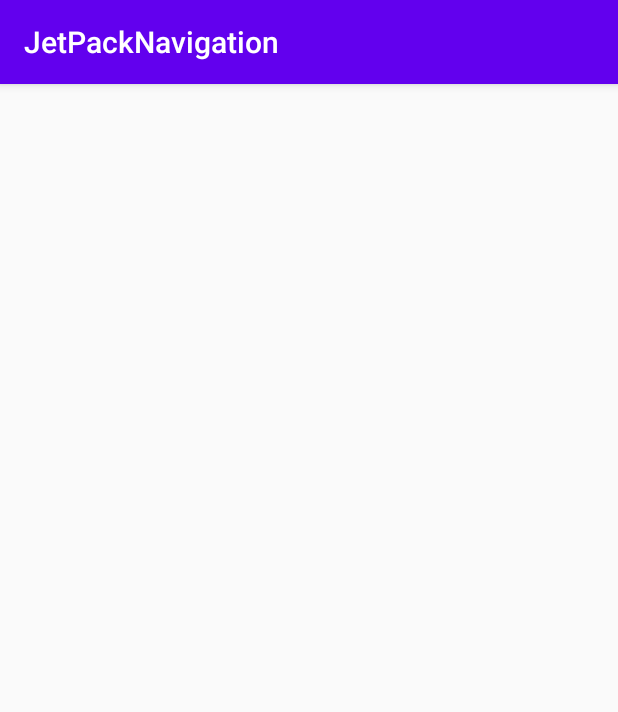
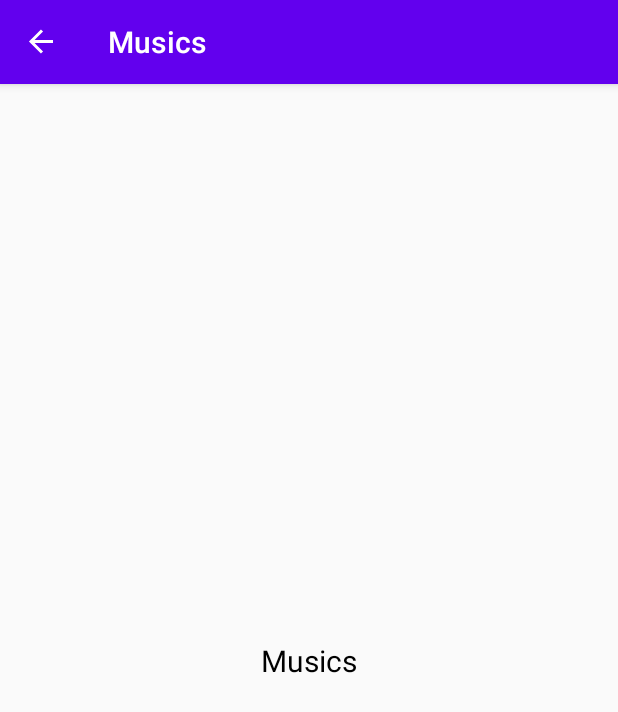
Before and after one commit to IamAndroidBala/JetPackNavigation, an Android app: the screen it shows after launch (HomeActivity), after a tap on "Musics", on a phone screen of 412 x 824 dp. Shown: the top 712 px of the screen. Run offline under Robolectric (Android 15) with nearby library versions, the phone set to English and light mode, and no system bars; our stand-ins replace navigation-ui.

Commit message:
Toolbar added
Toolbar and drawer added

```diff
--- a/app/src/main/AndroidManifest.xml
+++ b/app/src/main/AndroidManifest.xml
@@ -18,7 +18,8 @@
             </intent-filter>
         </activity>
 
-        <activity android:name=".views.HomeActivity"/>
+        <activity android:name=".views.HomeActivity"
+            android:theme="@style/AppThemeOne"/>
 
     </application>
 
--- a/app/src/main/java/com/android/jetpacknavigation/fragments/BaseFragment.kt
+++ b/app/src/main/java/com/android/jetpacknavigation/fragments/BaseFragment.kt
@@ -20,6 +20,7 @@ abstract class BaseFragment : Fragment() {
         super.onViewCreated(view, savedInstanceState)
 
         init()
+
     }
 
 }
--- a/app/src/main/java/com/android/jetpacknavigation/fragments/MusicsFragment.kt
+++ b/app/src/main/java/com/android/jetpacknavigation/fragments/MusicsFragment.kt
@@ -1,26 +1,19 @@
 package com.android.jetpacknavigation.fragments
 
 import com.android.jetpacknavigation.R
+import kotlinx.android.synthetic.main.fragment_photos.*
 
 class MusicsFragment : BaseFragment() {
 
-    override fun contentView(): Int {
-        return R.layout.fragment_photos
-    }
+    override fun contentView()= R.layout.fragment_photos
 
     override fun init() {
 
-        val args : MusicsFragment? = arguments?.let{
-            MusicsFragment.from
+        arguments?.getString("label")?.let {
+            tvTitle.text = arguments?.getString("label")
         }
-
-        args?.let {
-            var text_to_show = tv_fragment_two.text
-            text_to_show = "$text_to_show \nname : ${it.name} \nid : ${it.id}"
-            tv_fragment_two?.text = text_to_show
-        }
-
 
     }
 
+
 }
--- a/app/src/main/java/com/android/jetpacknavigation/fragments/PhotosFragment.kt
+++ b/app/src/main/java/com/android/jetpacknavigation/fragments/PhotosFragment.kt
@@ -1,6 +1,7 @@
 package com.android.jetpacknavigation.fragments
 
 import com.android.jetpacknavigation.R
+import kotlinx.android.synthetic.main.fragment_photos.*
 
 class PhotosFragment : BaseFragment() {
 
@@ -8,6 +9,11 @@ class PhotosFragment : BaseFragment() {
 
     override fun init() {
 
+        arguments?.getString("label")?.let {
+            tvTitle.text = arguments?.getString("label")
+        }
+
     }
 
+
 }
--- a/app/src/main/java/com/android/jetpacknavigation/fragments/VideosFragment.kt
+++ b/app/src/main/java/com/android/jetpacknavigation/fragments/VideosFragment.kt
@@ -1,6 +1,7 @@
 package com.android.jetpacknavigation.fragments
 
 import com.android.jetpacknavigation.R
+import kotlinx.android.synthetic.main.fragment_photos.*
 
 class VideosFragment : BaseFragment() {
 
@@ -8,6 +9,10 @@ class VideosFragment : BaseFragment() {
 
     override fun init() {
 
+        arguments?.getString("label")?.let {
+            tvTitle.text = arguments?.getString("label")
+        }
+
     }
 
 }
--- a/app/src/main/java/com/android/jetpacknavigation/views/HomeActivity.kt
+++ b/app/src/main/java/com/android/jetpacknavigation/views/HomeActivity.kt
@@ -2,7 +2,12 @@ package com.android.jetpacknavigation.views
 
 import android.os.Bundle
 import androidx.appcompat.app.AppCompatActivity
+import androidx.drawerlayout.widget.DrawerLayout
+import androidx.navigation.Navigation
+import androidx.navigation.fragment.NavHostFragment
+import androidx.navigation.ui.NavigationUI
 import com.android.jetpacknavigation.R
+import kotlinx.android.synthetic.main.layout_home.*
 import kotlinx.android.synthetic.main.toolbar.view.*
 
 class HomeActivity : AppCompatActivity() {
@@ -12,6 +17,16 @@ class HomeActivity : AppCompatActivity() {
 
         setContentView(R.layout.layout_home)
 
+        val host = supportFragmentManager.findFragmentById(R.id.nav_host) as NavHostFragment? ?: return
+        val navController = host.navController
+
+        NavigationUI.setupActionBarWithNavController(this, navController, container)
+
+
+    }
+
+    override fun onSupportNavigateUp(): Boolean {
+        return NavigationUI.navigateUp(Navigation.findNavController(this,R.id.nav_host),container)
     }
 
 }
--- a/app/src/main/java/com/android/jetpacknavigation/views/MainActivity.kt
+++ b/app/src/main/java/com/android/jetpacknavigation/views/MainActivity.kt
@@ -10,6 +10,7 @@ class MainActivity : AppCompatActivity() {
 
     override fun onCreate(savedInstanceState: Bundle?) {
         super.onCreate(savedInstanceState)
+
         setContentView(R.layout.activity_main)
 
         Handler().postDelayed({
--- /dev/null
+++ b/app/src/main/res/drawable/ic_arrow_back_white_24dp.xml
@@ -0,0 +1,5 @@
+<vector android:height="24dp" android:tint="#FFFFFF"
+    android:viewportHeight="24.0" android:viewportWidth="24.0"
+    android:width="24dp" xmlns:android="http://schemas.android.com/apk/res/android">
+    <path android:fillColor="#FF000000" android:pathData="M20,11H7.83l5.59,-5.59L12,4l-8,8 8,8 1.41,-1.41L7.83,13H20v-2z"/>
+</vector>
--- /dev/null
+++ b/app/src/main/res/drawable/ic_back_24dp.xml
@@ -0,0 +1,5 @@
+<vector android:height="24dp" android:tint="#6200EE"
+    android:viewportHeight="24.0" android:viewportWidth="24.0"
+    android:width="24dp" xmlns:android="http://schemas.android.com/apk/res/android">
+    <path android:fillColor="#FF000000" android:pathData="M20,11H7.83l5.59,-5.59L12,4l-8,8 8,8 1.41,-1.41L7.83,13H20v-2z"/>
+</vector>
--- a/app/src/main/res/layout/activity_main.xml
+++ b/app/src/main/res/layout/activity_main.xml
@@ -9,7 +9,9 @@
     <TextView
         android:layout_width="wrap_content"
         android:layout_height="wrap_content"
-        android:text="Hello World!"
+        android:text="@string/app_name"
+        android:textSize="@dimen/text_normal"
+        android:textColor="@color/colorBlack"
         app:layout_constraintBottom_toBottomOf="parent"
         app:layout_constraintLeft_toLeftOf="parent"
         app:layout_constraintRight_toRightOf="parent"
--- a/app/src/main/res/layout/fragment_photos.xml
+++ b/app/src/main/res/layout/fragment_photos.xml
@@ -1,6 +1,23 @@
 <?xml version="1.0" encoding="utf-8"?>
 <androidx.constraintlayout.widget.ConstraintLayout
-    xmlns:android="http://schemas.android.com/apk/res/android" android:layout_width="match_parent"
-    android:layout_height="match_parent">
+    xmlns:android="http://schemas.android.com/apk/res/android"
+    xmlns:tools="http://schemas.android.com/tools"
+    android:layout_width="match_parent"
+    android:layout_height="match_parent"
+    xmlns:app="http://schemas.android.com/apk/res-auto">
+
+    <TextView
+        android:id="@+id/tvTitle"
+        android:layout_width="wrap_content"
+        android:layout_height="wrap_content"
+        android:padding="@dimen/common_pad"
+        android:textColor="@color/colorBlack"
+        android:textSize="@dimen/text_normal"
+        app:layout_constraintBottom_toBottomOf="parent"
+        app:layout_constraintTop_toTopOf="parent"
+        app:layout_constraintLeft_toLeftOf="parent"
+        app:layout_constraintRight_toRightOf="parent"
+        tools:layout_editor_absoluteY="350dp" />
+
 
 </androidx.constraintlayout.widget.ConstraintLayout>
--- a/app/src/main/res/layout/layout_home.xml
+++ b/app/src/main/res/layout/layout_home.xml
@@ -13,7 +13,12 @@
         app:layout_constraintLeft_toLeftOf="parent"
         app:layout_constraintRight_toRightOf="parent">
 
-        <fragment
+        <androidx.drawerlayout.widget.DrawerLayout
+            android:id="@+id/container"
+            android:layout_width="match_parent"
+            android:layout_height="match_parent">
+
+        <androidx.fragment.app.FragmentContainerView
             android:id="@+id/nav_host"
             android:name="androidx.navigation.fragment.NavHostFragment"
             android:layout_width="match_parent"
@@ -21,6 +26,8 @@
             app:navGraph="@navigation/nav_graph"
             android:layout_height="match_parent" />
 
+        </androidx.drawerlayout.widget.DrawerLayout>
+
     </FrameLayout>
 
 </androidx.constraintlayout.widget.ConstraintLayout>
--- a/app/src/main/res/navigation/nav_graph.xml
+++ b/app/src/main/res/navigation/nav_graph.xml
@@ -40,7 +40,7 @@
     <fragment
         android:id="@+id/photosFragment"
         android:name="com.android.jetpacknavigation.fragments.PhotosFragment"
-        android:label="fragment_photos"
+        android:label="@string/photos"
         tools:layout="@layout/fragment_photos" >
         <argument
             android:name="userText"
@@ -51,13 +51,13 @@
     <fragment
         android:id="@+id/videosFragment"
         android:name="com.android.jetpacknavigation.fragments.VideosFragment"
-        android:label="fragment_videos"
+        android:label="@string/videos"
         tools:layout="@layout/fragment_photos" />
 
     <fragment
         android:id="@+id/musicsFragment"
         android:name="com.android.jetpacknavigation.fragments.MusicsFragment"
-        android:label="fragment_musics"
+        android:label="@string/musics"
         tools:layout="@layout/fragment_photos">
     </fragment>
 
--- a/app/src/main/res/values/colors.xml
+++ b/app/src/main/res/values/colors.xml
@@ -3,4 +3,5 @@
     <color name="colorPrimary">#6200EE</color>
     <color name="colorPrimaryDark">#3700B3</color>
     <color name="colorAccent">#03DAC5</color>
+    <color name="colorBlack">#000</color>
 </resources>
--- a/app/src/main/res/values/styles.xml
+++ b/app/src/main/res/values/styles.xml
@@ -1,8 +1,15 @@
 <resources>
 
     <!-- Base application theme. -->
-    <style name="AppTheme" parent="Theme.AppCompat.Light.DarkActionBar">
-        <!-- Customize your theme here. -->
+    <style name="AppTheme" parent="Theme.AppCompat.Light.NoActionBar">
+        <item name="android:windowNoTitle">true</item>
+        <item name="colorPrimary">@color/colorPrimary</item>
+        <item name="colorPrimaryDark">@color/colorPrimaryDark</item>
+        <item name="colorAccent">@color/colorAccent</item>
+    </style>
+
+    <style name="AppThemeOne" parent="@style/Theme.AppCompat.DayNight.DarkActionBar">
+        <item name="android:windowNoTitle">true</item>
         <item name="colorPrimary">@color/colorPrimary</item>
         <item name="colorPrimaryDark">@color/colorPrimaryDark</item>
         <item name="colorAccent">@color/colorAccent</item>
```
Also changed, not shown: app/src/main/java/com/android/jetpacknavigation/views/BaseActivity.kt (deleted, +0 -53 lines), app/src/main/res/layout/fragment_home.xml (+36 -29 lines).
